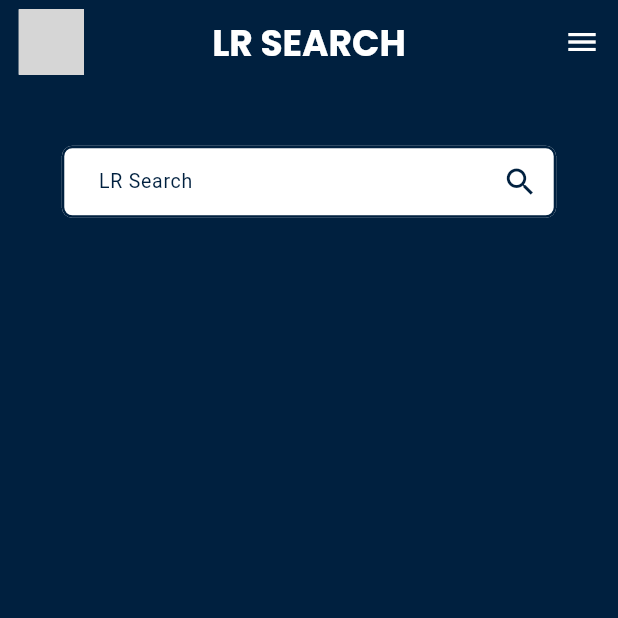
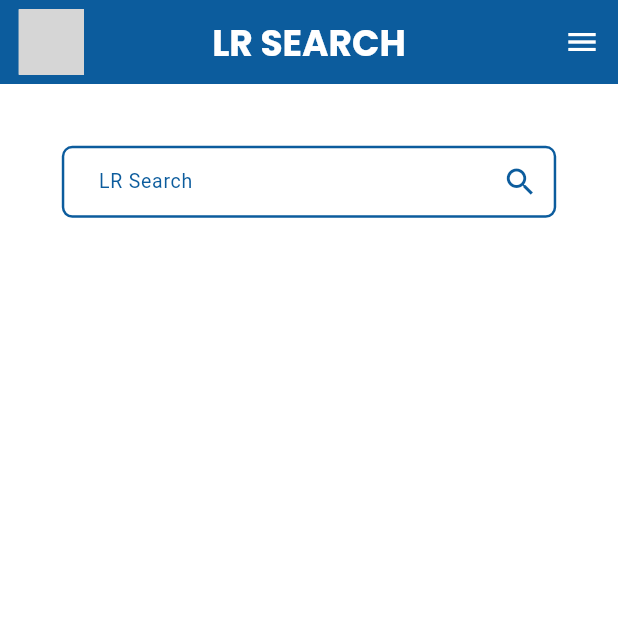
Before and after one commit to fathimanasrinvk/jeyem_express, a Flutter app: the LrSearchScreen screen opened directly, on a phone screen of 412 x 824 dp, the top half of it. Run offline on Flutter 3.47's test engine with Material 3 defaults, Android fonts, the phone set to English and light mode, and no system bars; our stand-ins replace another_flushbar, google_fonts, lottie, shared_preferences; accounts and stored records are empty; grey boxes are pictures that could not be loaded.

Commit message:
ui changed

```diff
--- a/lib/core/constants/colors.dart
+++ b/lib/core/constants/colors.dart
@@ -1,9 +1,9 @@
 import 'package:flutter/material.dart';
 
 class ColorTheme {
-  static Color maincolor = const Color(0xFF00203F);
+  static Color maincolor = const Color(0xFF0C5C9D);
   // static Color maincolor = const Color(0xFF65A1C3);
-  static Color lightcolor = const Color(0xffADEFD1);
+  static Color lightcolor = const Color(0xffDFEFF8);
 
   // static Color maincolor = const Color(0xFF35A5F5);
   static Color secondarycolor = const Color(0xFF9C69E3);
--- a/lib/core/constants/text_styles.dart
+++ b/lib/core/constants/text_styles.dart
@@ -68,7 +68,7 @@ class GLTextStyles {
   }
 
   static cancel({double? size, FontWeight? weight, Color? color}) {
-    return GoogleFonts.rakkas(
+    return GoogleFonts.poppins(
       fontSize: size ?? 20,
       fontWeight: weight ?? FontWeight.bold,
       color: color ?? ColorTheme.maincolor,
@@ -143,7 +143,7 @@ class GLTextStyles {
     return GoogleFonts.poppins(
       fontSize: size ?? 18,
       fontWeight: weight ?? FontWeight.bold,
-      color: color ?? ColorTheme.maincolor,
+      color: color ?? ColorTheme.white,
     );
   }
 
--- a/lib/presentation/employee_login_screen/view/emp_login_screen.dart
+++ b/lib/presentation/employee_login_screen/view/emp_login_screen.dart
@@ -26,7 +26,7 @@ class EmpLoginScreen extends StatelessWidget {
         appBar: AppBar(
           backgroundColor: ColorTheme.maincolor,
           leading: IconButton(
-            icon: Icon(Icons.arrow_back_ios, color: ColorTheme.lightcolor),
+            icon: Icon(Icons.arrow_back_ios, color: ColorTheme.white),
             onPressed: () => Navigator.of(context).pushReplacement(
                 MaterialPageRoute(builder: (context) => SelectionScreen())),
           ),
@@ -76,7 +76,7 @@ class EmpLoginScreen extends StatelessWidget {
                             keyboardType: TextInputType.text,
                             style: GLTextStyles.poppins4(size: 13),
                             decoration: InputDecoration(
-                              fillColor: ColorTheme.lightcolor,
+                              fillColor: ColorTheme.white,
                               filled: true,
                               hintText: 'Enter Username',
                               hintStyle: GLTextStyles.textformfieldhint(),
@@ -108,7 +108,7 @@ class EmpLoginScreen extends StatelessWidget {
                                 style: GLTextStyles.poppins4(size: 13),
                                 decoration: InputDecoration(
                                   filled: true,
-                                  fillColor: ColorTheme.lightcolor,
+                                  fillColor: ColorTheme.white,
                                   hintText: 'Password',
                                   hintStyle: GLTextStyles.textformfieldhint(),
                                   contentPadding: EdgeInsets.symmetric(
--- a/lib/presentation/lr_search_screen/view/lr_search_screen.dart
+++ b/lib/presentation/lr_search_screen/view/lr_search_screen.dart
@@ -33,7 +33,7 @@ class LrSearchScreen extends StatelessWidget {
 
     return Scaffold(
       resizeToAvoidBottomInset: false,
-      backgroundColor: ColorTheme.maincolor,
+      backgroundColor: ColorTheme.white,
       appBar: AppBar(
         iconTheme: IconThemeData(
           color: ColorTheme.white, // Change this to your desired color
@@ -54,7 +54,7 @@ class LrSearchScreen extends StatelessWidget {
         title: Text('LR SEARCH', style: GLTextStyles.mainColorTitle1()),
       ),
       endDrawer: Drawer(
-        backgroundColor: ColorTheme.maincolor,
+        backgroundColor: ColorTheme.white,
         child: Consumer<DetailsController>(
           builder: (context, detailsController, _) {
             final username =
@@ -62,8 +62,8 @@ class LrSearchScreen extends StatelessWidget {
             return Column(
               children: [
                 UserAccountsDrawerHeader(
-                  decoration: BoxDecoration(color: ColorTheme.lightcolor),
-                  accountName: Text(username, style: GLTextStyles.username()),
+                  decoration: BoxDecoration(color: ColorTheme.maincolor),
+                  accountName: Text(username, style: GLTextStyles.username(color: ColorTheme.white)),
                   accountEmail: Text(''),
                   currentAccountPicture: CircleAvatar(
                     backgroundImage: NetworkImage(
@@ -87,6 +87,7 @@ class LrSearchScreen extends StatelessWidget {
                           child: Text(
                             'Logout',
                             style: GLTextStyles.poppins(
+                              weight: FontWeight.normal,
                                 color: ColorTheme.maincolor),
                             overflow: TextOverflow.ellipsis,
                           ),
@@ -203,7 +204,7 @@ class LrSearchScreen extends StatelessWidget {
                   return Center(
                     child: Text(
                       'No details available',
-                      style: GLTextStyles.mainColorTitle(),
+                      style: GLTextStyles.mainColorTitle1(),
                     ),
                   );
                 } else {
@@ -223,7 +224,7 @@ class LrSearchScreen extends StatelessWidget {
                                   TextSpan(
                                       text: 'LR NUMBER  :   ',
                                       style: GLTextStyles.poppins(
-                                          size: 16, color: ColorTheme.white)),
+                                          size: 16, color: ColorTheme. black)),
                                   TextSpan(
                                       text: controller
                                               .detailsModel.booking?.lrNumber ??
@@ -257,7 +258,7 @@ class LrSearchScreen extends StatelessWidget {
                                       child: Text('LR CHARGE ',
                                           style: GLTextStyles.textformfieldhint(
                                               size: 16,
-                                              weight: FontWeight.bold)),
+                                              )),
                                     ),
                                     Padding(
                                       padding: EdgeInsets.only(
@@ -268,7 +269,7 @@ class LrSearchScreen extends StatelessWidget {
                                           '${controller.detailsModel.booking?.lrCharge}/-',
                                           style: GLTextStyles.textformfieldhint(
                                               size: 16,
-                                              weight: FontWeight.bold)),
+                                              )),
                                     ),
                                   ],
                                 ),
@@ -286,7 +287,7 @@ class LrSearchScreen extends StatelessWidget {
                                       child: Text('FREIGHT ',
                                           style: GLTextStyles.textformfieldhint(
                                               size: 16,
-                                              weight: FontWeight.bold)),
+                                             )),
                                     ),
                                     Padding(
                                       padding: EdgeInsets.only(
@@ -297,7 +298,7 @@ class LrSearchScreen extends StatelessWidget {
                                           '${controller.detailsModel.booking?.freight}/-',
                                           style: GLTextStyles.textformfieldhint(
                                               size: 16,
-                                              weight: FontWeight.bold)),
+                                              )),
                                     ),
                                   ],
                                 ),
@@ -315,7 +316,7 @@ class LrSearchScreen extends StatelessWidget {
                                       child: Text('EXTRA FREIGHT ',
                                           style: GLTextStyles.textformfieldhint(
                                               size: 16,
-                                              weight: FontWeight.bold)),
+                                             )),
                                     ),
                                     Padding(
                                       padding: EdgeInsets.only(
@@ -326,7 +327,7 @@ class LrSearchScreen extends StatelessWidget {
                                           '${controller.detailsModel.booking?.extraCharge}/-',
                                           style: GLTextStyles.textformfieldhint(
                                               size: 16,
-                                              weight: FontWeight.bold)),
+                                              )),
                                     ),
                                   ],
                                 ),
@@ -344,7 +345,7 @@ class LrSearchScreen extends StatelessWidget {
                                       child: Text('TOTAL ',
                                           style: GLTextStyles.textformfieldhint(
                                               size: 16,
-                                              weight: FontWeight.bold)),
+                                            )),
                                     ),
                                     Padding(
                                       padding: EdgeInsets.only(
@@ -355,7 +356,7 @@ class LrSearchScreen extends StatelessWidget {
                                           '${controller.detailsModel.booking?.total}/-',
                                           style: GLTextStyles.textformfieldhint(
                                               size: 16,
-                                              weight: FontWeight.bold)),
+                                             )),
                                     ),
                                   ],
                                 ),
@@ -373,7 +374,7 @@ class LrSearchScreen extends StatelessWidget {
                                       child: Text('GST Amount ',
                                           style: GLTextStyles.textformfieldhint(
                                               size: 16,
-                                              weight: FontWeight.bold)),
+                                             )),
                                     ),
                                     Padding(
                                       padding: EdgeInsets.only(
@@ -384,7 +385,7 @@ class LrSearchScreen extends StatelessWidget {
                                           '${controller.detailsModel.booking?.gstAmount}/-',
                                           style: GLTextStyles.textformfieldhint(
                                               size: 16,
-                                              weight: FontWeight.bold)),
+                                            )),
                                     ),
                                   ],
                                 ),
@@ -402,7 +403,7 @@ class LrSearchScreen extends StatelessWidget {
                                       child: Text('BILL DISCOUNT ',
                                           style: GLTextStyles.textformfieldhint(
                                               size: 16,
-                                              weight: FontWeight.bold)),
+                                             )),
                                     ),
                                     Padding(
                                       padding: EdgeInsets.only(
@@ -413,7 +414,7 @@ class LrSearchScreen extends StatelessWidget {
                                           '${controller.detailsModel.booking?.billDiscount}/-',
                                           style: GLTextStyles.textformfieldhint(
                                               size: 16,
-                                              weight: FontWeight.bold)),
+                                              )),
                                     ),
                                   ],
                                 ),
@@ -431,7 +432,7 @@ class LrSearchScreen extends StatelessWidget {
                                       child: Text('NET TOTAL ',
                                           style: GLTextStyles.textformfieldhint(
                                               size: 16,
-                                              weight: FontWeight.bold)),
+                                             )),
                                     ),
                                     Padding(
                                       padding: EdgeInsets.only(
@@ -442,7 +443,7 @@ class LrSearchScreen extends StatelessWidget {
                                           '${controller.detailsModel.booking?.netTotal}/-',
                                           style: GLTextStyles.textformfieldhint(
                                               size: 16,
-                                              weight: FontWeight.bold)),
+                                           )),
                                     ),
                                   ],
                                 ),
@@ -460,7 +461,7 @@ class LrSearchScreen extends StatelessWidget {
                                       child: Text('BALANCE ',
                                           style: GLTextStyles.textformfieldhint(
                                               size: 16,
-                                              weight: FontWeight.bold)),
+                                           )),
                                     ),
                                     Padding(
                                       padding: EdgeInsets.only(
@@ -471,25 +472,26 @@ class LrSearchScreen extends StatelessWidget {
                                           '${controller.detailsModel.booking?.netTotal}/-',
                                           style: GLTextStyles.textformfieldhint(
                                               size: 16,
-                                              weight: FontWeight.bold)),
+                                            )),
                                     ),
                                   ],
                                 ),
                               ],
                             ),
 
-                            SizedBox(height: size.height * 0.012),
-                            CustomButton(
-                                size: size, label: 'POD', onPressed: () {}),
+                            // SizedBox(height: size.height * 0.012),
+                            // CustomButton(
+                            //     size: size, label: 'POD', onPressed: () {}),
                             SizedBox(height: size.height * .02),
 
                             Text('Booking Details :',
                                 style: GLTextStyles.poppins(
-                                    color: ColorTheme.white)),
+                                    color: ColorTheme.black)),
                             SizedBox(height: size.height * .02),
 
                             // Custom Table with Booking Details
                             CustomTable(
+
                               rows: [
                                 TableRow(
                                   decoration: BoxDecoration(
@@ -505,7 +507,7 @@ class LrSearchScreen extends StatelessWidget {
                                       child: Text('Booked On ',
                                           style: GLTextStyles.textformfieldhint(
                                               size: 16,
-                                              weight: FontWeight.bold)),
+                                             )),
                                     ),
                                     Padding(
                                       padding: EdgeInsets.only(
@@ -516,7 +518,7 @@ class LrSearchScreen extends StatelessWidget {
                                           '${controller.detailsModel.booking?.bookedOn}',
                                           style: GLTextStyles.textformfieldhint(
                                               size: 16,
-                                              weight: FontWeight.bold)),
+                                          )),
                                     ),
                                   ],
                                 ),
@@ -534,7 +536,7 @@ class LrSearchScreen extends StatelessWidget {
                                       child: Text('Booked At',
                                           style: GLTextStyles.textformfieldhint(
                                               size: 16,
-                                              weight: FontWeight.bold)),
+                                           )),
                                     ),
                                     Padding(
                                       padding: EdgeInsets.only(
@@ -545,7 +547,7 @@ class LrSearchScreen extends StatelessWidget {
                                           '${controller.detailsModel.booking?.bookedAt}',
                                           style: GLTextStyles.textformfieldhint(
                                               size: 16,
-                                              weight: FontWeight.bold)),
+                                             )),
                                     ),
                                   ],
                                 ),
@@ -563,7 +565,7 @@ class LrSearchScreen extends StatelessWidget {
                                       child: Text('Payment Mode',
                                           style: GLTextStyles.textformfieldhint(
                                               size: 16,
-                                              weight: FontWeight.bold)),
+                                             )),
                                     ),
                                     Padding(
                                       padding: EdgeInsets.only(
@@ -583,8 +585,7 @@ class LrSearchScreen extends StatelessWidget {
                                                   style: GLTextStyles
                                                       .textformfieldhint(
                                                           size: 16,
-                                                          weight: FontWeight
-                                                              .bold)))),
+                                                          )))),
                                     ),
                                   ],
                                 ),
@@ -602,7 +603,7 @@ class LrSearchScreen extends StatelessWidget {
                                       child: Text('Invoice No',
                                           style: GLTextStyles.textformfieldhint(
                                               size: 16,
-                                              weight: FontWeight.bold)),
+                                           )),
                                     ),
                                     Padding(
                                       padding: EdgeInsets.only(
@@ -613,7 +614,7 @@ class LrSearchScreen extends StatelessWidget {
                                           '${controller.detailsModel.booking?.invoiceNo}',
                                           style: GLTextStyles.textformfieldhint(
                                               size: 16,
-                                              weight: FontWeight.bold)),
+                                             )),
                                     ),
                                   ],
                                 ),
@@ -631,7 +632,7 @@ class LrSearchScreen extends StatelessWidget {
                                       child: Text('Gst Invoice No',
                                           style: GLTextStyles.textformfieldhint(
                                               size: 16,
-                                              weight: FontWeight.bold)),
+                                            )),
                                     ),
                                     Padding(
                                       padding: EdgeInsets.only(
@@ -642,7 +643,7 @@ class LrSearchScreen extends StatelessWidget {
                                           '${controller.detailsModel.booking?.gstInvoice}',
                                           style: GLTextStyles.textformfieldhint(
                                               size: 16,
-                                              weight: FontWeight.bold)),
+                                             )),
                                     ),
                                   ],
                                 ),
@@ -660,7 +661,7 @@ class LrSearchScreen extends StatelessWidget {
                                       child: Text('Booked By',
                                           style: GLTextStyles.textformfieldhint(
                                               size: 16,
-                                              weight: FontWeight.bold)),
+                                             )),
                                     ),
                                     Padding(
                                       padding: EdgeInsets.only(
@@ -671,7 +672,7 @@ class LrSearchScreen extends StatelessWidget {
                                           '${controller.detailsModel.booking?.bookedBy}',
                                           style: GLTextStyles.textformfieldhint(
                                               size: 16,
-                                              weight: FontWeight.bold)),
+                                         )),
                                     ),
                                   ],
                                 ),
@@ -679,7 +680,6 @@ class LrSearchScreen extends StatelessWidget {
                             ),
 
                             SizedBox(height: size.height * 0.03),
-
                             PartyDetailsCard(
                               size: size,
                               title: 'Consignor Party',
@@ -749,21 +749,21 @@ class LrSearchScreen extends StatelessWidget {
           backgroundColor: ColorTheme.white,
           title: Text(
             'Confirm Logout',
-            style: GLTextStyles.cancel(size: 18),
+            style: GLTextStyles.cancel(size: 14),
           ),
           content: Text('Are you sure you want to log out?',
               style: GLTextStyles.textformfieldhint1(size: 14)),
           actions: [
             TextButton(
               onPressed: () => Navigator.of(context).pop(),
-              child: Text('Cancel', style: GLTextStyles.cancel(size: 14)),
+              child: Text('Cancel', style: GLTextStyles.cancel(size: 12)),
             ),
             TextButton(
               onPressed: () {
                 Navigator.of(context).pop();
                 _logout(context);
               },
-              child: Text('Logout', style: GLTextStyles.cancel(size: 14)),
+              child: Text('Logout', style: GLTextStyles.cancel(size: 12)),
             ),
           ],
         );
--- a/lib/presentation/lr_search_screen/widgets/booking_status_row.dart
+++ b/lib/presentation/lr_search_screen/widgets/booking_status_row.dart
@@ -15,8 +15,8 @@ class BookingStatusRow extends StatelessWidget {
       children: [
         Expanded(
           child: Text(
-            'Booking Status :',
-              style: GLTextStyles.poppins(color: ColorTheme.white)          ),
+            'BOOKING STATUS  :',
+              style: GLTextStyles.poppins(color: ColorTheme.black,size: 16)          ),
         ),
         SizedBox(width: size.width * 0.03),
         Flexible(
@@ -32,7 +32,7 @@ class BookingStatusRow extends StatelessWidget {
                 textAlign: TextAlign.center,
                 status,
                 style:
-GLTextStyles.poppins2(size: 13)                // overflow: TextOverflow.ellipsis,
+GLTextStyles.poppins2(size: 18)                // overflow: TextOverflow.ellipsis,
               ),
             ),
           ),
--- a/lib/presentation/order_tracking_screen/widget/track_order_details_card.dart
+++ b/lib/presentation/order_tracking_screen/widget/track_order_details_card.dart
@@ -20,18 +20,18 @@ class TrackOrderDetailsCard extends StatelessWidget {
       children: [
         Text(
           label,
-          style: GLTextStyles.poppins(size: 16),
+          style: GLTextStyles.poppins2(size: 16,weight: FontWeight.normal),
           textAlign: TextAlign.left,
         ),
         SizedBox(height: size.height * 0.015),
         Text(
           value,
-          style: GLTextStyles.poppins1(),
+          style: GLTextStyles.poppins2(weight: FontWeight.normal),
           textAlign: TextAlign.left,
         ),
         SizedBox(height: size.height * 0.015),
         Divider(
-          color: ColorTheme.maincolor,
+          color: ColorTheme.white,
           thickness: 1.0,
         ),
       ],
--- a/lib/presentation/party_login_screen/view/party_login_screen.dart
+++ b/lib/presentation/party_login_screen/view/party_login_screen.dart
@@ -76,7 +76,7 @@ class PartyLoginScreen extends StatelessWidget {
                             keyboardType: TextInputType.text,
                             style: GLTextStyles.poppins4(size: 13),
                             decoration: InputDecoration(
-                              fillColor: ColorTheme.lightcolor,
+                              fillColor: ColorTheme.white,
                               filled: true,
                               hintText: 'Enter Username',
                               hintStyle: GLTextStyles.textformfieldhint(),
@@ -108,7 +108,7 @@ class PartyLoginScreen extends StatelessWidget {
                                 style: GLTextStyles.poppins4(size: 13),
                                 decoration: InputDecoration(
                                   filled: true,
-                                  fillColor: ColorTheme.lightcolor,
+                                  fillColor: ColorTheme.white,
                                   hintText: 'Password',
                                   hintStyle: GLTextStyles.textformfieldhint(),
                                   contentPadding: EdgeInsets.symmetric(
--- a/lib/presentation/splash_screen/splash_screen.dart
+++ b/lib/presentation/splash_screen/splash_screen.dart
@@ -45,7 +45,7 @@ class _SplashScreenState extends State<SplashScreen> {
   }
 
   @override
-  Widget build(BuildContext context) {
+  Widget build(BuildContext context){
     var size = MediaQuery.sizeOf(context);
     return Scaffold(
       backgroundColor: ColorTheme.white,
```
Also changed, not shown: lib/presentation/lr_search_screen/widgets/party_detail_card.dart (+4 -3 lines), lib/presentation/lr_search_screen/widgets/prdct_vehicle_details_table.dart (+5 -5 lines), lib/presentation/order_tracking_screen/view/track_order_screen.dart (+13 -7 lines), lib/presentation/party_view_screen/view/party_view_screen.dart (+19 -15 lines).
